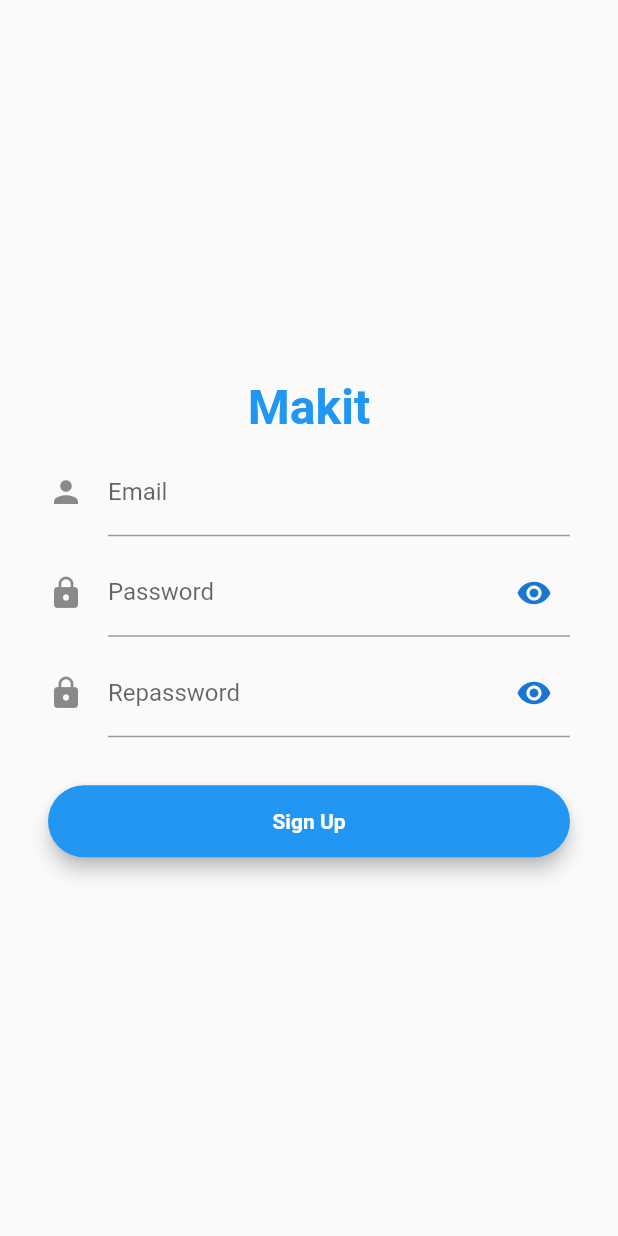
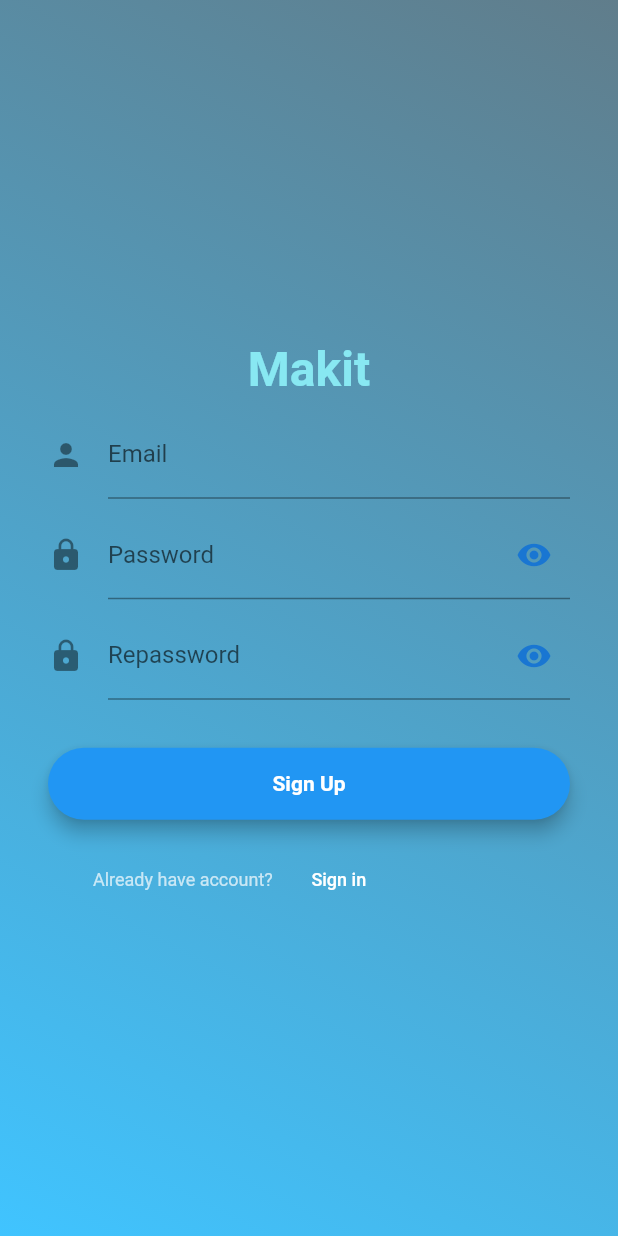
Before and after one commit to TCT2001/mobile_frontend, a Flutter app: the SignupPage screen opened by its route, on a phone screen of 412 x 824 dp. Run offline on Flutter 3.47's test engine with Material 2 defaults, Android fonts, the phone set to English and light mode, and no system bars; our stand-ins replace email_validator, get, google_nav_bar, line_icons, settings_ui, shared_preferences; accounts and stored records are empty.

Commit message:
da chinh sua UI, color

```diff
--- a/lib/src/global_widgets/button_new_user.dart
+++ b/lib/src/global_widgets/button_new_user.dart
@@ -2,6 +2,7 @@ import 'package:flutter/material.dart';
 import 'package:get/get_core/src/get_main.dart';
 import 'package:get/get_navigation/src/extension_navigation.dart';
 import 'package:mobile_app/src/routes/app_routes.dart';
+
 
 Widget ButtonNewUser(BuildContext context) {
   return Padding(
@@ -21,8 +22,10 @@ Widget ButtonNewUser(BuildContext context) {
           ),
         ),
       ], color: Colors.white, borderRadius: BorderRadius.circular(30)),
+
       child: TextButton(
         onPressed: () {
+          // controller.checkSignup();
           Get.toNamed(Routes.LOGIN);
         },
         child: Row(
--- a/lib/src/global_widgets/input_field.dart
+++ b/lib/src/global_widgets/input_field.dart
@@ -8,14 +8,14 @@ Widget InputField(BuildContext context,String labelText, {bool obscureText = fal
       width: MediaQuery.of(context).size.width,
       child:  TextField(
         obscureText: obscureText,
-        style: TextStyle(
+        style: const TextStyle(
           color: Colors.black,
         ),
         decoration: InputDecoration(
           border: InputBorder.none,
           fillColor: Colors.lightBlueAccent,
           labelText: labelText,
-          labelStyle: TextStyle(
+          labelStyle: const TextStyle(
             color: Colors.black87,
           ),
         ),
--- /dev/null
+++ b/lib/src/global_widgets/old.dart
@@ -0,0 +1,44 @@
+import 'package:flutter/material.dart';
+import 'package:get/get.dart';
+import 'package:mobile_app/src/routes/app_routes.dart';
+
+class OldTime extends StatelessWidget {
+  const OldTime({Key? key}) : super(key: key);
+
+  @override
+  Widget build(BuildContext context) {
+    return Padding(
+      padding: const EdgeInsets.only(top: 30, left: 30),
+      child: Container(
+        alignment: Alignment.topRight,
+        //color: Colors.red,
+        height: 20,
+        child: Row(
+          children: <Widget>[
+            const Text(
+              'Already have account?',
+              style: TextStyle(
+                fontSize: 12,
+                color: Colors.white70,
+              ),
+            ),
+            FlatButton(
+              padding: EdgeInsets.all(0),
+              onPressed: () {
+                Get.toNamed(Routes.LOGIN);
+              },
+              child: const Text(
+                'Sign in',
+                style: TextStyle(
+                  fontSize: 12,
+                  color: Colors.white,
+                ),
+                textAlign: TextAlign.right,
+              ),
+            ),
+          ],
+        ),
+      ),
+    );
+  }
+}
--- a/lib/src/modules/neo/neo_page.dart
+++ b/lib/src/modules/neo/neo_page.dart
@@ -10,7 +10,7 @@ class NeoPage extends GetView<SignupController> {
   Widget build(BuildContext context) {
     return Scaffold(
         body: Container(
-            decoration: BoxDecoration(
+            decoration: const BoxDecoration(
               gradient: LinearGradient(
                   begin: Alignment.topRight,
                   end: Alignment.bottomLeft,
@@ -23,7 +23,7 @@ class NeoPage extends GetView<SignupController> {
                   mainAxisAlignment: MainAxisAlignment.center,
                   crossAxisAlignment: CrossAxisAlignment.center,
                   children: <Widget>[
-                    Padding(
+                    const Padding(
                       padding: EdgeInsets.only(top: 20, left: 10),
                       child: Text(
                         "LOG OUT",
@@ -46,7 +46,7 @@ class NeoPage extends GetView<SignupController> {
                       height: 10,
                     ),
 
-                    Padding(
+                    const Padding(
                       padding: EdgeInsets.only(left: 50, right: 40),
                       child: Text("MAKIT - Design your own projects"),
                     ),
--- a/lib/src/modules/signup/signup_page.dart
+++ b/lib/src/modules/signup/signup_page.dart
@@ -5,7 +5,9 @@ import 'package:mobile_app/src/global_widgets/button_new_user.dart';
 import 'package:mobile_app/src/global_widgets/input_field.dart';
 import 'package:mobile_app/src/modules/login/login_page.dart';
 import 'package:mobile_app/src/modules/signup/signup_controller.dart';
+import 'package:mobile_app/src/global_widgets/old.dart';
 import 'package:mobile_app/src/routes/app_routes.dart';
+
 
 class SignupPage extends StatefulWidget {
   const SignupPage({Key? key}) : super(key: key);
@@ -28,7 +30,13 @@ class _SignupPageState extends State<SignupPage> {
   @override
   Widget build(BuildContext context) {
     return Scaffold(
-      body: SingleChildScrollView(
+      body: Container(
+        decoration: const BoxDecoration(
+          gradient: LinearGradient(
+              begin: Alignment.topRight,
+              end: Alignment.bottomLeft,
+              colors: [Colors.blueGrey, Colors.lightBlueAccent]),
+        ),
         child: Padding(
             padding: const EdgeInsets.only(left: 32, right: 32),
             child: Obx(() {
@@ -43,7 +51,7 @@ class _SignupPageState extends State<SignupPage> {
                           children: [
                             Text("Makit",
                                 style: TextStyle(
-                                    color: Theme.of(context).primaryColor,
+                                    color: Color(0xff88e8f2),
                                     fontWeight: FontWeight.bold,
                                     fontSize: 32)),
                             const SizedBox(height: 8),
@@ -141,7 +149,8 @@ class _SignupPageState extends State<SignupPage> {
                                       fontWeight: FontWeight.bold),
                                 ),
                               ),
-                            )
+                            ),
+                            const OldTime(),
                           ]),
                     ),
                   ));
```
Also changed, not shown: lib/src/data/models/colors.dart (+7 -7 lines), lib/src/modules/home/home_page.dart (+34 -1 lines), lib/src/modules/login/login_page.dart (+13 -4 lines), lib/src/modules/notification/noti_page.dart (+33 -2 lines), lib/src/modules/setting/setting_page.dart (+12 -3 lines), pubspec.lock, 2 other files.
